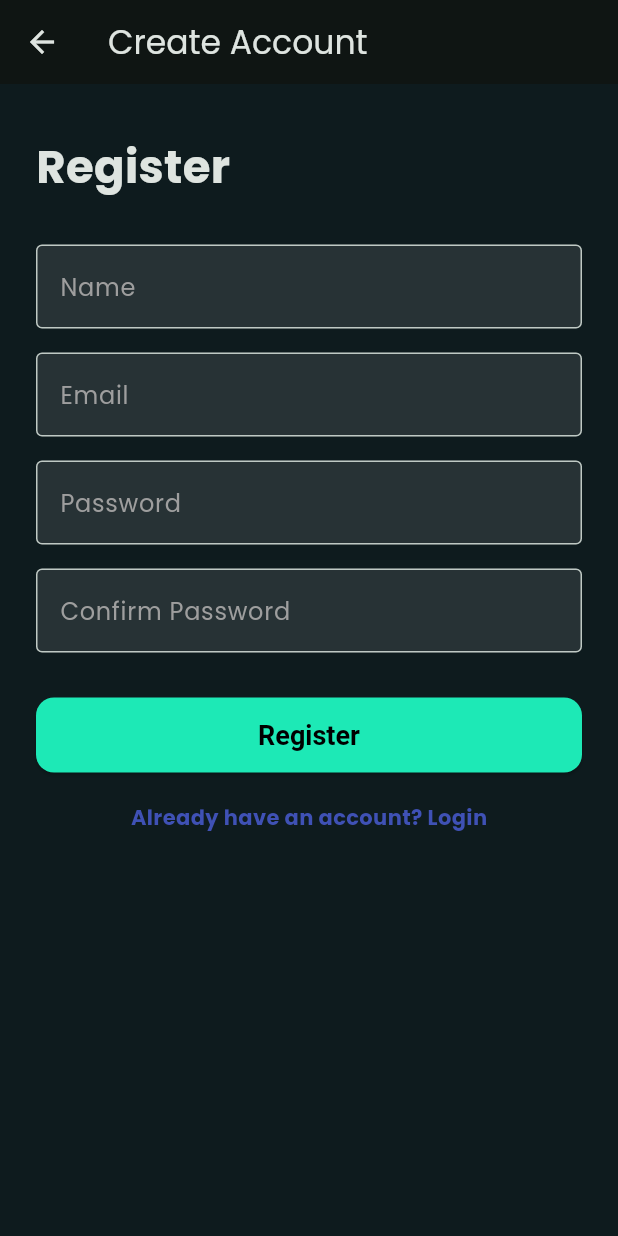
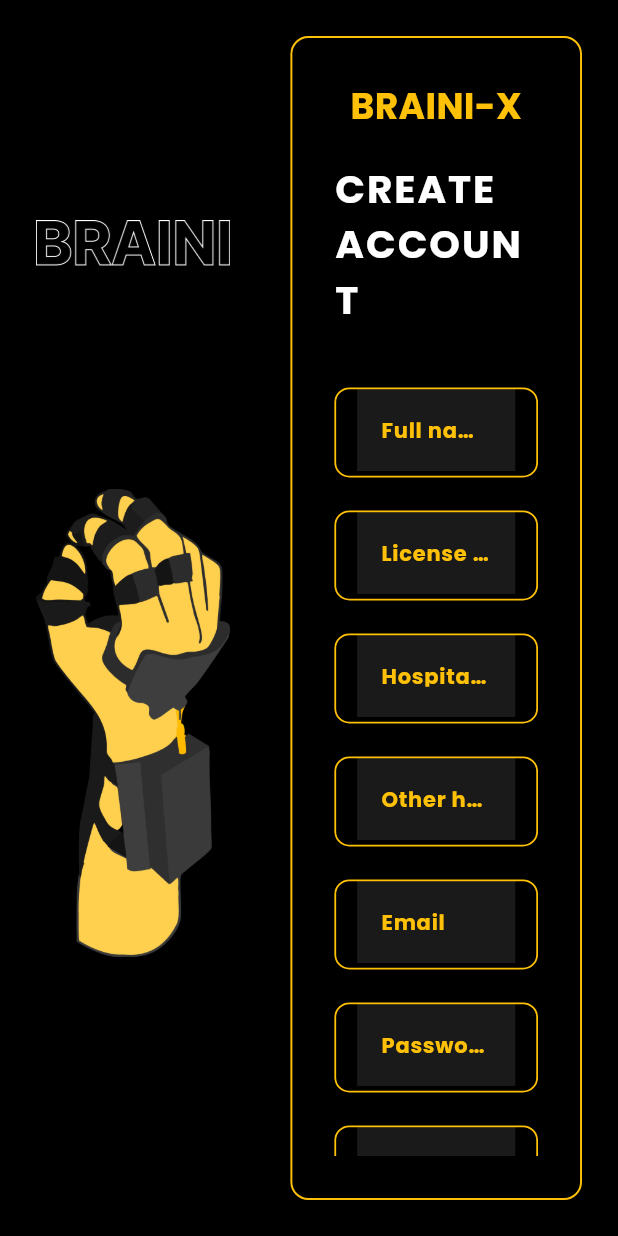
Before and after one commit to Usha-125/doctor_dashboard_app, a Flutter app: the SignupScreen screen opened directly, on a phone screen of 412 x 824 dp. Run offline on Flutter 3.47's test engine with Material 3 defaults, Android fonts, the phone set to English and light mode, and no system bars; our stand-ins replace fl_chart.

Commit message:
intro not added

```diff
--- a/lib/main.dart
+++ b/lib/main.dart
@@ -56,10 +56,11 @@ class DoctorDashboardApp extends StatelessWidget {
       initialRoute: '/',
 
       routes: {
-        '/': (context) => const LoginScreen(),
+        '/': (context) => const SignupScreen(),
+
 
         // Make sure your class name in signup_screen.dart is `SignupScreen`
-        '/signup': (context) => const SignupScreen(),
+        '/login': (context) => const LoginScreen(),
 
         // ❌ no const here because DashboardScreen has non-const fields
         '/dashboard': (context) => DashboardScreen(),
--- a/lib/screens/signup_screen.dart
+++ b/lib/screens/signup_screen.dart
@@ -8,124 +8,197 @@ class SignupScreen extends StatefulWidget {
 }
 
 class _SignupScreenState extends State<SignupScreen> {
-  final TextEditingController nameController = TextEditingController();
-  final TextEditingController emailController = TextEditingController();
-  final TextEditingController passwordController = TextEditingController();
-  final TextEditingController confirmPasswordController = TextEditingController();
+  final nameController = TextEditingController();
+  final licenseController = TextEditingController();
+  final treatmentController = TextEditingController();
+  final otherHospitalsController = TextEditingController();
+  final emailController = TextEditingController();
+  final passwordController = TextEditingController();
+  final confirmPasswordController = TextEditingController();
 
   void _register() {
-    final name = nameController.text.trim();
-    final email = emailController.text.trim();
-    final password = passwordController.text.trim();
-    final confirmPassword = confirmPasswordController.text.trim();
-
-    if (name.isEmpty || email.isEmpty || password.isEmpty || confirmPassword.isEmpty) {
+    // basic validation
+    if (nameController.text.isEmpty ||
+        licenseController.text.isEmpty ||
+        treatmentController.text.isEmpty ||
+        otherHospitalsController.text.isEmpty ||
+        emailController.text.isEmpty ||
+        passwordController.text.isEmpty ||
+        confirmPasswordController.text.isEmpty) {
       ScaffoldMessenger.of(context).showSnackBar(
-        const SnackBar(content: Text("All fields are required")),
+        const SnackBar(content: Text("Please fill all fields")),
       );
       return;
     }
 
-    if (password != confirmPassword) {
+    if (passwordController.text != confirmPasswordController.text) {
       ScaffoldMessenger.of(context).showSnackBar(
         const SnackBar(content: Text("Passwords do not match")),
       );
       return;
     }
 
-    // Simulated success (later this will be replaced with real backend)
+    // TODO: add real register logic here
     Navigator.pushReplacementNamed(context, '/dashboard');
   }
 
   @override
   Widget build(BuildContext context) {
+    const yellow = Color(0xFFFFC107);
+
     return Scaffold(
-      appBar: AppBar(
-        title: const Text("Create Account"),
+      backgroundColor: Colors.black,
+      body: SafeArea(
+        child: Center(
+          child: Container(
+            padding: const EdgeInsets.all(24),
+            constraints: const BoxConstraints(maxWidth: 1450),
+            child: Row(
+              children: [
+                // ================= LEFT SIDE (LOGO + HAND) =================
+                Expanded(
+                  flex: 4,
+                  child: Column(
+                    mainAxisAlignment: MainAxisAlignment.center,
+                    children: [
+                      // BRAINI logo image
+                      Image.asset(
+                        "assets/images/braini_logo.png",
+                        height: 120,
+                        fit: BoxFit.contain,
                       ),
-      body: SafeArea(
+                      const SizedBox(height: 20),
+                      // Hand illustration
+                      Image.asset(
+                        "assets/images/hand.png",
+                        height: 480,
+                        fit: BoxFit.contain,
+                      ),
+                    ],
+                  ),
+                ),
+
+                const SizedBox(width: 40),
+
+                // ================= RIGHT SIDE (FORM CARD) =================
+                Expanded(
+                  flex: 6,
+                  child: Container(
+                    padding: const EdgeInsets.all(28),
+                    decoration: BoxDecoration(
+                      border: Border.all(color: yellow, width: 1.3),
+                      borderRadius: BorderRadius.circular(12),
+                    ),
                     child: SingleChildScrollView(
-          padding: const EdgeInsets.all(24),
                       child: Column(
-            crossAxisAlignment: CrossAxisAlignment.start,
                         children: [
+                          // BRAINI-X centered
+                          Center(
+                            child: Text(
+                              "BRAINI-X",
+                              style: TextStyle(
+                                fontSize: 24,
+                                fontWeight: FontWeight.bold,
+                                color: yellow,
+                              ),
+                            ),
+                          ),
+                          const SizedBox(height: 20),
 
-              const SizedBox(height: 10),
+                          // CREATE ACCOUNT centered
+                          Center(
+                            child: Text(
+                              "CREATE ACCOUNT",
+                              style: const TextStyle(
+                                fontSize: 26,
+                                fontWeight: FontWeight.bold,
+                                color: Colors.white,
+                                letterSpacing: 1.3,
+                              ),
+                            ),
+                          ),
 
-              const Text(
-                "Register",
-                style: TextStyle(
-                  fontSize: 30,
-                  fontWeight: FontWeight.bold,
+                          const SizedBox(height: 40),
+
+                          // ====== INPUT FIELDS (black background) ======
+                          _inputBox("Full name", nameController, yellow),
+                          const SizedBox(height: 22),
+
+                          _inputBox("License number", licenseController, yellow),
+                          const SizedBox(height: 22),
+
+                          _inputBox(
+                            "Hospital / Treatment",
+                            treatmentController,
+                            yellow,
                           ),
+                          const SizedBox(height: 22),
+
+                          _inputBox(
+                            "Other hospitals working",
+                            otherHospitalsController,
+                            yellow,
+                          ),
+                          const SizedBox(height: 22),
+
+                          _inputBox("Email", emailController, yellow),
+                          const SizedBox(height: 22),
+
+                          _inputBox(
+                            "Password",
+                            passwordController,
+                            yellow,
+                            obscure: true,
+                          ),
+                          const SizedBox(height: 22),
+
+                          _inputBox(
+                            "Confirm password",
+                            confirmPasswordController,
+                            yellow,
+                            obscure: true,
                           ),
 
                           const SizedBox(height: 30),
 
-              TextField(
-                controller: nameController,
-                decoration: const InputDecoration(
-                  labelText: "Name",
-                  border: OutlineInputBorder(),
+                          // Register button
+                          SizedBox(
+                            width: 220,
+                            height: 52,
+                            child: ElevatedButton(
+                              style: ElevatedButton.styleFrom(
+                                backgroundColor: yellow,
+                                foregroundColor: Colors.black,
+                                shape: RoundedRectangleBorder(
+                                  borderRadius: BorderRadius.circular(10),
+                                ),
+                              ),
+                              onPressed: _register,
+                              child: const Text(
+                                "Register",
+                                style: TextStyle(
+                                  fontSize: 18,
+                                  fontWeight: FontWeight.bold,
+                                ),
+                              ),
                             ),
                           ),
 
                           const SizedBox(height: 16),
 
-              TextField(
-                controller: emailController,
-                decoration: const InputDecoration(
-                  labelText: "Email",
-                  border: OutlineInputBorder(),
-                ),
-              ),
-
-              const SizedBox(height: 16),
-
-              TextField(
-                controller: passwordController,
-                obscureText: true,
-                decoration: const InputDecoration(
-                  labelText: "Password",
-                  border: OutlineInputBorder(),
-                ),
-              ),
-
-              const SizedBox(height: 16),
-
-              TextField(
-                controller: confirmPasswordController,
-                obscureText: true,
-                decoration: const InputDecoration(
-                  labelText: "Confirm Password",
-                  border: OutlineInputBorder(),
-                ),
-              ),
-
-              const SizedBox(height: 30),
-
-              SizedBox(
-                width: double.infinity,
-                height: 50,
-                child: ElevatedButton(
-                  onPressed: _register,
-                  child: const Text(
-                    "Register",
-                    style: TextStyle(fontSize: 18),
+                          // Login link
+                          GestureDetector(
+                            onTap: () =>
+                                Navigator.pushReplacementNamed(context, '/login'),
+                            child: Text(
+                              "Already registered? Login",
+                              style: TextStyle(
+                                color: yellow,
+                                fontWeight: FontWeight.bold,
                               ),
                             ),
                           ),
-
-              const SizedBox(height: 20),
-
-              Center(
-                child: GestureDetector(
-                  onTap: () => Navigator.pushReplacementNamed(context, '/login'),
-                  child: const Text(
-                    "Already have an account? Login",
-                    style: TextStyle(
-                      color: Colors.indigo,
-                      fontWeight: FontWeight.bold,
+                        ],
                       ),
                     ),
                   ),
@@ -134,6 +207,39 @@ class _SignupScreenState extends State<SignupScreen> {
             ),
           ),
         ),
+      ),
+    );
+  }
+
+  // =============== REUSABLE INPUT FIELD ===============
+  Widget _inputBox(
+    String label,
+    TextEditingController controller,
+    Color yellow, {
+    bool obscure = false,
+  }) {
+    return Container(
+      height: 60,
+      decoration: BoxDecoration(
+        color: Colors.black, // <-- input background BLACK (no grey)
+        border: Border.all(color: yellow, width: 1.2),
+        borderRadius: BorderRadius.circular(10),
+      ),
+      padding: const EdgeInsets.symmetric(horizontal: 14),
+      child: TextField(
+        controller: controller,
+        obscureText: obscure,
+        style: const TextStyle(color: Colors.white),
+        decoration: InputDecoration(
+          border: InputBorder.none,
+          labelText: label,
+          labelStyle: TextStyle(
+            color: yellow,
+            fontWeight: FontWeight.bold,
+            fontSize: 14,
+          ),
+        ),
+      ),
     );
   }
 }
--- a/pubspec.yaml
+++ b/pubspec.yaml
@@ -10,10 +10,7 @@ dependencies:
   flutter:
     sdk: flutter
 
-
   cupertino_icons: ^1.0.2
-
-  # Added chart package for improvement graphs
   fl_chart: any
   google_fonts: ^6.3.3
 
@@ -28,6 +25,8 @@ flutter:
 
   assets:
     - assets/fonts/
+    - assets/images/hand.png
+    - assets/images/braini_logo.png
 
   fonts:
     - family: Poppins
```
Also changed, not shown: assets/images/braini_logo.png (added), assets/images/hand.png (added). Lines whose indentation alone changed are shown as unchanged.
